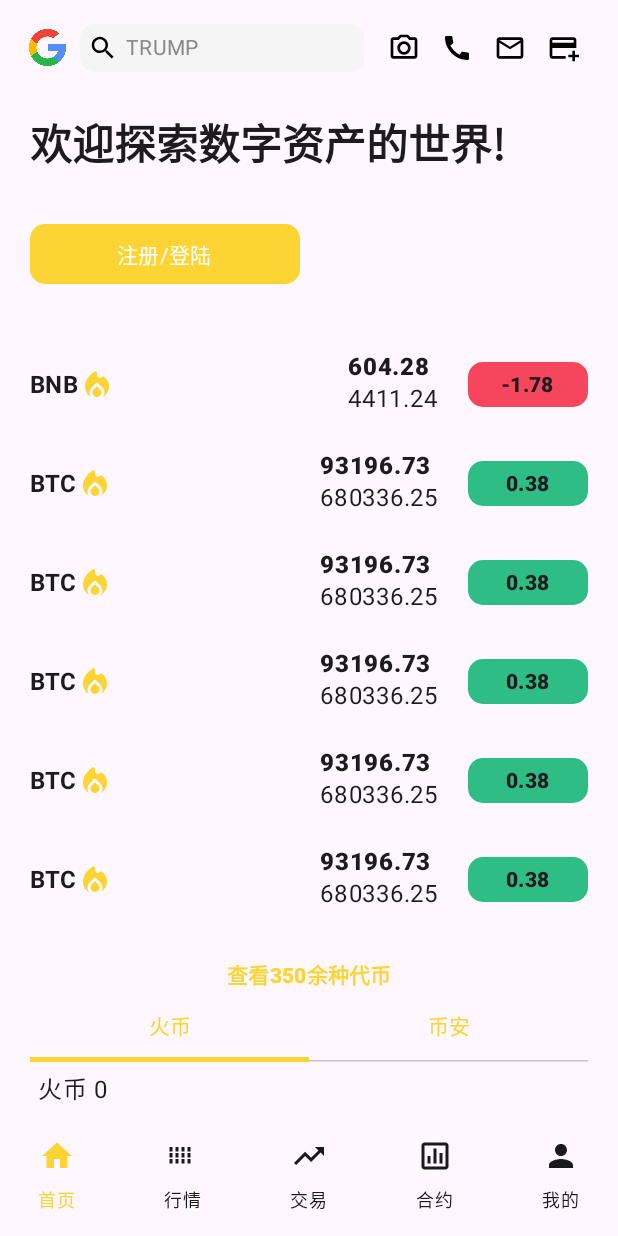
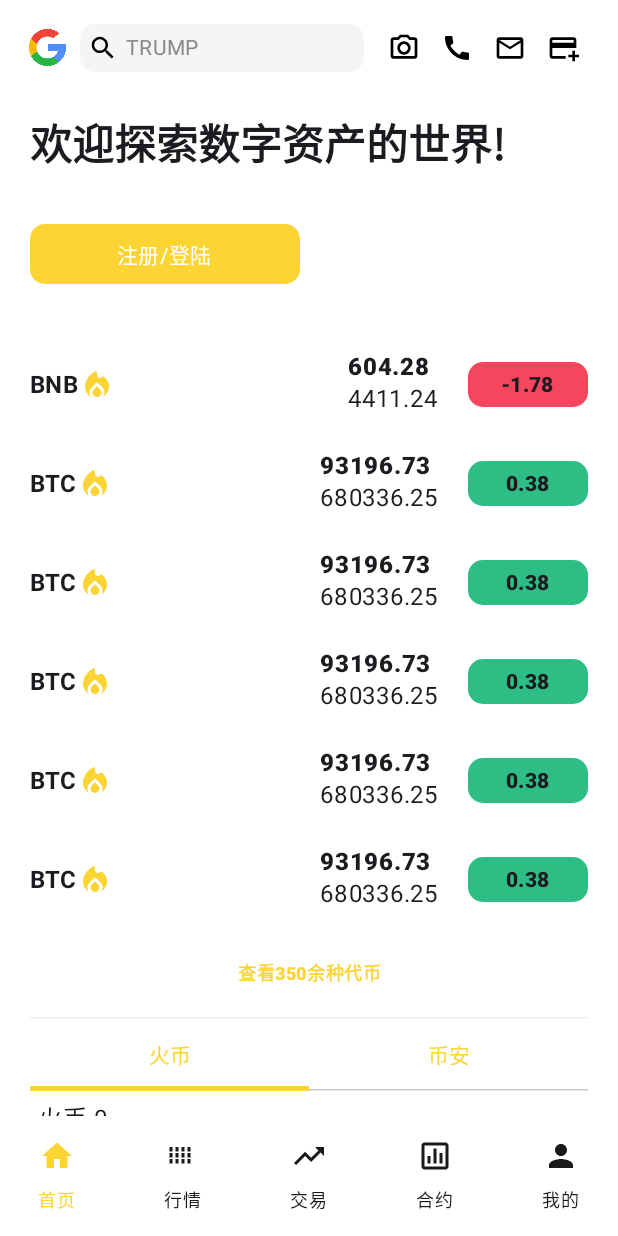
Before and after one commit to aidaole/BiAn, an Android app built with Jetpack Compose: the screen it shows after launch (MainActivity), on a phone screen of 412 x 824 dp. Run offline under Robolectric (Android 15) with nearby library versions, the phone set to English and light mode, and no system bars; our stand-ins replace Dagger/Hilt's generated code.

Commit message:
[优化UI显示]

```diff
--- a/app/src/main/java/com/aidaole/bian/core/theme/Color.kt
+++ b/app/src/main/java/com/aidaole/bian/core/theme/Color.kt
@@ -2,11 +2,9 @@ package com.aidaole.bian.core.theme
 
 import androidx.compose.ui.graphics.Color
 
-val Purple80 = Color(0xFFD0BCFF)
 val PurpleGrey80 = Color(0xFFCCC2DC)
 val Pink80 = Color(0xFFEFB8C8)
 
-val Purple40 = Color(0xFF6650a4)
 val PurpleGrey40 = Color(0xFF625b71)
 val Pink40 = Color(0xFF7D5260)
 
--- a/app/src/main/java/com/aidaole/bian/core/theme/Theme.kt
+++ b/app/src/main/java/com/aidaole/bian/core/theme/Theme.kt
@@ -8,18 +8,23 @@ import androidx.compose.material3.dynamicDarkColorScheme
 import androidx.compose.material3.dynamicLightColorScheme
 import androidx.compose.material3.lightColorScheme
 import androidx.compose.runtime.Composable
+import androidx.compose.ui.graphics.Color
 import androidx.compose.ui.platform.LocalContext
 
 private val DarkColorScheme = darkColorScheme(
     primary = YellowBg,
+    primaryContainer = Color.DarkGray,
     secondary = PurpleGrey80,
-    tertiary = Pink80
+    tertiary = Pink80,
+    background = Color.DarkGray,
 )
 
 private val LightColorScheme = lightColorScheme(
     primary = YellowBg,
+    primaryContainer = Color.White,
     secondary = PurpleGrey40,
-    tertiary = Pink40
+    tertiary = Pink40,
+    background = Color.White,
 
     /* Other default colors to override
     background = Color(0xFFFFFBFE),
@@ -52,6 +57,6 @@ fun BiAnTheme(
     MaterialTheme(
         colorScheme = colorScheme,
         typography = Typography,
-        content = content
+        content = content,
     )
 }
--- a/app/src/main/java/com/aidaole/bian/features/home/HomePage.kt
+++ b/app/src/main/java/com/aidaole/bian/features/home/HomePage.kt
@@ -8,8 +8,10 @@ import androidx.compose.foundation.layout.Box
 import androidx.compose.foundation.layout.Column
 import androidx.compose.foundation.layout.Spacer
 import androidx.compose.foundation.layout.fillMaxSize
+import androidx.compose.foundation.layout.fillMaxWidth
 import androidx.compose.foundation.layout.height
 import androidx.compose.foundation.layout.padding
+import androidx.compose.foundation.layout.width
 import androidx.compose.foundation.rememberScrollState
 import androidx.compose.foundation.verticalScroll
 import androidx.compose.material3.Scaffold
@@ -93,7 +95,6 @@ fun HomePage(
             modifier = Modifier
                 .fillMaxSize()
                 .padding(innerPadding)
-                .padding(horizontal = 20.dp)
                 .onSizeChanged { size ->
                     allHeight = size.height
                 }
@@ -122,14 +123,19 @@ fun HomePage(
                 )
         ) {
             HomeHeaderContent(
-                modifier = Modifier.onSizeChanged { size ->
+                modifier = Modifier
+                    .fillMaxWidth()
+                    .padding(horizontal = 20.dp)
+                    .onSizeChanged { size ->
                     stockListHeight = size.height
                 },
                 stockItems,
                 onLoginClicked
             )
             FeedListPagers(
-                modifier = Modifier.height(allHeightDp),
+                modifier = Modifier
+                    .height(allHeightDp)
+                    .padding(horizontal = 20.dp),
                 isStickyHeaderPinned,
                 outerDispatcher
             )
--- a/app/src/main/java/com/aidaole/bian/features/home/widget/FeedListContent.kt
+++ b/app/src/main/java/com/aidaole/bian/features/home/widget/FeedListContent.kt
@@ -2,6 +2,7 @@ package com.aidaole.bian.features.home.widget
 
 import android.util.Log
 import androidx.compose.foundation.layout.Column
+import androidx.compose.foundation.layout.Spacer
 import androidx.compose.foundation.layout.fillMaxSize
 import androidx.compose.foundation.layout.fillMaxWidth
 import androidx.compose.foundation.layout.height
@@ -11,6 +12,8 @@ import androidx.compose.foundation.lazy.rememberLazyListState
 import androidx.compose.foundation.pager.HorizontalPager
 import androidx.compose.foundation.pager.PagerState
 import androidx.compose.foundation.pager.rememberPagerState
+import androidx.compose.material3.HorizontalDivider
+import androidx.compose.material3.MaterialTheme
 import androidx.compose.material3.Tab
 import androidx.compose.material3.TabRow
 import androidx.compose.material3.Text
@@ -48,9 +51,6 @@ fun FeedListPagers(
             onTabSelected = { index ->
                 coroutineScope.launch { pagerState.animateScrollToPage(index) }
             },
-            onSizeChanged = {
-
-            }
         )
         IconInfosPager(
             pagerState = pagerState,
@@ -109,12 +109,14 @@ fun IconInfosTabRow(
     tabTitles: List<String>,
     pagerState: PagerState,
     onTabSelected: (Int) -> Unit,
-    onSizeChanged: (IntSize) -> Unit
+    onSizeChanged: (IntSize) -> Unit = {}
 ) {
-    TabRow(selectedTabIndex = pagerState.currentPage, modifier = Modifier.onSizeChanged { size ->
-        onSizeChanged.invoke(size)
-        Log.d(TAG, "IconInfosTabRow: ${size.height}")
-    }) {
+    TabRow(selectedTabIndex = pagerState.currentPage,
+        containerColor = MaterialTheme.colorScheme.background,
+        modifier = Modifier.onSizeChanged { size ->
+            onSizeChanged.invoke(size)
+            Log.d(TAG, "IconInfosTabRow: ${size.height}")
+        }) {
         tabTitles.forEachIndexed { index, title ->
             Tab(
                 selected = pagerState.currentPage == index,
--- a/app/src/main/java/com/aidaole/bian/features/home/widget/HomeAppBar.kt
+++ b/app/src/main/java/com/aidaole/bian/features/home/widget/HomeAppBar.kt
@@ -21,6 +21,8 @@ import androidx.compose.material3.ExperimentalMaterial3Api
 import androidx.compose.material3.Icon
 import androidx.compose.material3.MaterialTheme
 import androidx.compose.material3.Text
+import androidx.compose.material3.TopAppBar
+import androidx.compose.material3.TopAppBarDefaults
 import androidx.compose.runtime.Composable
 import androidx.compose.ui.Alignment
 import androidx.compose.ui.Modifier
@@ -37,7 +39,7 @@ import com.aidaole.bian.core.theme.InputFieldBg
 @Composable
 @OptIn(ExperimentalMaterial3Api::class)
 fun HomeAppBar(onSizeChanged: (IntSize) -> Unit = {}) {
-    androidx.compose.material3.TopAppBar(
+    TopAppBar(
         modifier = Modifier
             .fillMaxWidth()
             .onSizeChanged { size ->
@@ -63,7 +65,10 @@ fun HomeAppBar(onSizeChanged: (IntSize) -> Unit = {}) {
             SearchBarIcon(imageVector = Icons.Outlined.Email)
             SearchBarIcon(imageVector = Icons.Default.AddCard)
             Spacer(Modifier.width(20.dp))
-        }
+        },
+        colors = TopAppBarDefaults.topAppBarColors(
+            containerColor = MaterialTheme.colorScheme.background
+        )
     )
 }
 
--- a/app/src/main/java/com/aidaole/bian/features/home/widget/HomeHeaderContent.kt
+++ b/app/src/main/java/com/aidaole/bian/features/home/widget/HomeHeaderContent.kt
@@ -13,6 +13,7 @@ import androidx.compose.foundation.shape.RoundedCornerShape
 import androidx.compose.material.icons.Icons
 import androidx.compose.material.icons.rounded.LocalFireDepartment
 import androidx.compose.material3.Button
+import androidx.compose.material3.HorizontalDivider
 import androidx.compose.material3.Icon
 import androidx.compose.material3.MaterialTheme
 import androidx.compose.material3.Text
@@ -62,11 +63,13 @@ fun HomeHeaderContent(
             "查看350余种代币",
             modifier = Modifier.fillMaxWidth(),
             textAlign = TextAlign.Center,
-            style = MaterialTheme.typography.bodyMedium.copy(
+            style = MaterialTheme.typography.bodySmall.copy(
                 color = MaterialTheme.colorScheme.primary,
                 fontWeight = FontWeight.W800
             )
         )
+        Spacer(Modifier.height(20.dp))
+        HorizontalDivider(Modifier.height(1.dp), color = MaterialTheme.colorScheme.outline.copy(alpha = 0.1F))
     }
 }
 
```
